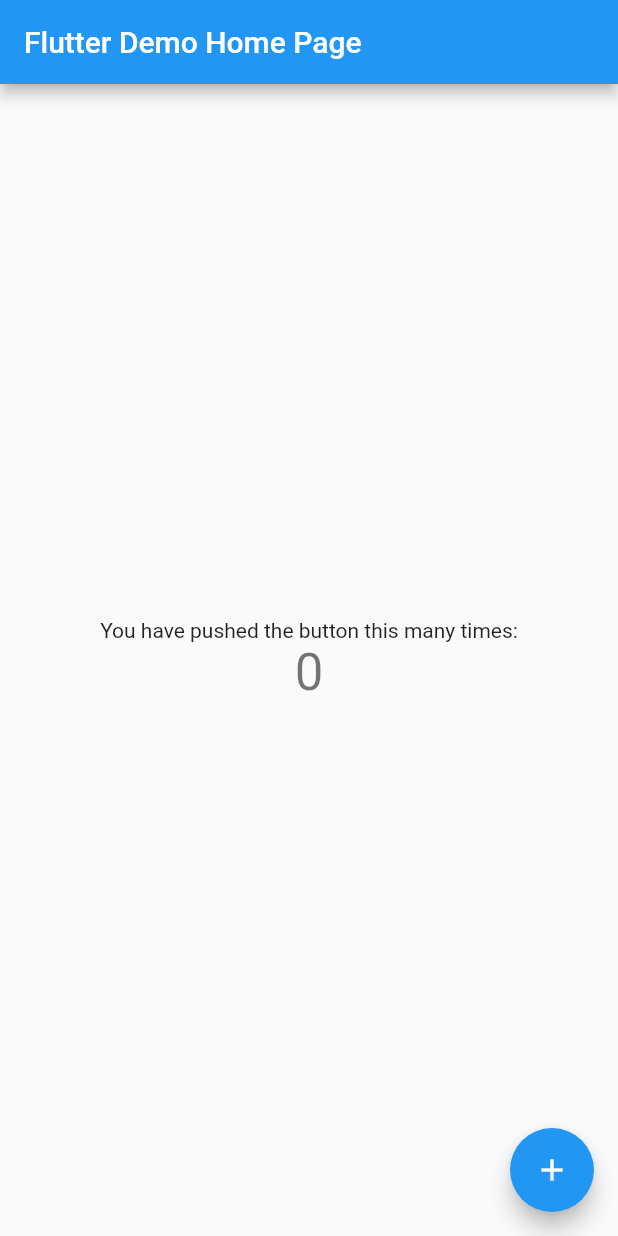
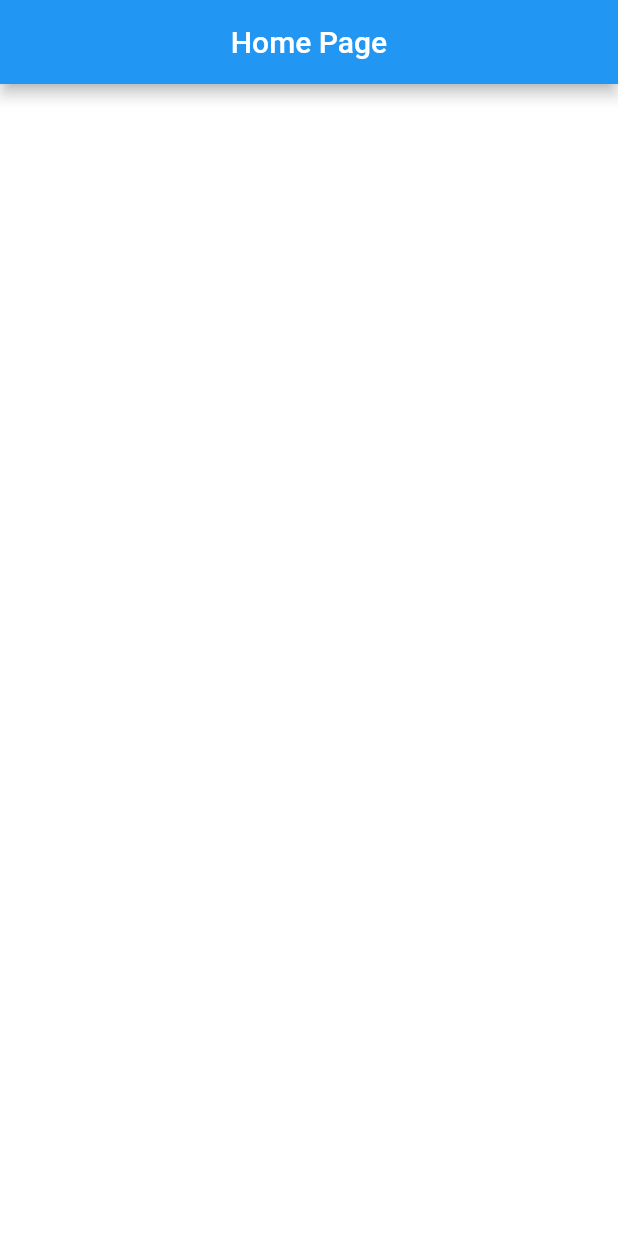
Before and after one commit to Ginnnnn227/Android_QuanLyGiongLua, a Flutter app: the screen it shows after launch, on a phone screen of 412 x 824 dp. Run offline on Flutter 3.47's test engine with Material 2 defaults, Android fonts, the phone set to English and light mode, and no system bars.

Commit message:
Dieu chinh code 01

```diff
--- a/sourceCode/android_kltn_qlgl/lib/main.dart
+++ b/sourceCode/android_kltn_qlgl/lib/main.dart
@@ -12,105 +12,31 @@ class MyApp extends StatelessWidget {
   Widget build(BuildContext context) {
     return MaterialApp(
       debugShowCheckedModeBanner: false,
-      title: 'Flutter Demo',
+      title: 'Quản lý giống lúa',
       theme: ThemeData(
-        // This is the theme of your application.
-        //
-        // Try running your application with "flutter run". You'll see the
-        // application has a blue toolbar. Then, without quitting the app, try
-        // changing the primarySwatch below to Colors.green and then invoke
-        // "hot reload" (press "r" in the console where you ran "flutter run",
-        // or simply save your changes to "hot reload" in a Flutter IDE).
-        // Notice that the counter didn't reset back to zero; the application
-        // is not restarted.
         primarySwatch: Colors.blue,
+        scaffoldBackgroundColor: Colors.white,
       ),
-      home: const MyHomePage(title: 'Flutter Demo Home Page'),
+      home: const MyHomePage(),
     );
   }
 }
 
 class MyHomePage extends StatefulWidget {
-  const MyHomePage({super.key, required this.title});
-
-  // This widget is the home page of your application. It is stateful, meaning
-  // that it has a State object (defined below) that contains fields that affect
-  // how it looks.
-
-  // This class is the configuration for the state. It holds the values (in this
-  // case the title) provided by the parent (in this case the App widget) and
-  // used by the build method of the State. Fields in a Widget subclass are
-  // always marked "final".
-
-  final String title;
+  const MyHomePage({super.key});
 
   @override
   State<MyHomePage> createState() => _MyHomePageState();
 }
 
 class _MyHomePageState extends State<MyHomePage> {
-  int _counter = 0;
-
-  void _incrementCounter() {
-    setState(() {
-      // This call to setState tells the Flutter framework that something has
-      // changed in this State, which causes it to rerun the build method below
-      // so that the display can reflect the updated values. If we changed
-      // _counter without calling setState(), then the build method would not be
-      // called again, and so nothing would appear to happen.
-      _counter++;
-    });
-  }
-
   @override
   Widget build(BuildContext context) {
-    // This method is rerun every time setState is called, for instance as done
-    // by the _incrementCounter method above.
-    //
-    // The Flutter framework has been optimized to make rerunning build methods
-    // fast, so that you can just rebuild anything that needs updating rather
-    // than having to individually change instances of widgets.
     return Scaffold(
       appBar: AppBar(
-        // Here we take the value from the MyHomePage object that was created by
-        // the App.build method, and use it to set our appbar title.
-        title: Text(widget.title),
+        title: const Text('Home Page'),
+        centerTitle: true,
       ),
-      body: Center(
-        // Center is a layout widget. It takes a single child and positions it
-        // in the middle of the parent.
-        child: Column(
-          // Column is also a layout widget. It takes a list of children and
-          // arranges them vertically. By default, it sizes itself to fit its
-          // children horizontally, and tries to be as tall as its parent.
-          //
-          // Invoke "debug painting" (press "p" in the console, choose the
-          // "Toggle Debug Paint" action from the Flutter Inspector in Android
-          // Studio, or the "Toggle Debug Paint" command in Visual Studio Code)
-          // to see the wireframe for each widget.
-          //
-          // Column has various properties to control how it sizes itself and
-          // how it positions its children. Here we use mainAxisAlignment to
-          // center the children vertically; the main axis here is the vertical
-          // axis because Columns are vertical (the cross axis would be
-          // horizontal).
-          mainAxisAlignment: MainAxisAlignment.center,
-          children: <Widget>[
-            const Text(
-              'You have pushed the button this many times:',
-            ),
-            Text(
-              '$_counter',
-              style: Theme.of(context).textTheme.headline4,
-            ),
-          ],
-        ),
-      ),
-      floatingActionButton: FloatingActionButton(
-        onPressed: _incrementCounter,
-        tooltip: 'Increment',
-        child: const Icon(Icons.add),
-      ), // This trailing comma makes auto-formatting nicer for build methods.
     );
   }
 }
```
Also changed, not shown: 42 other files.
